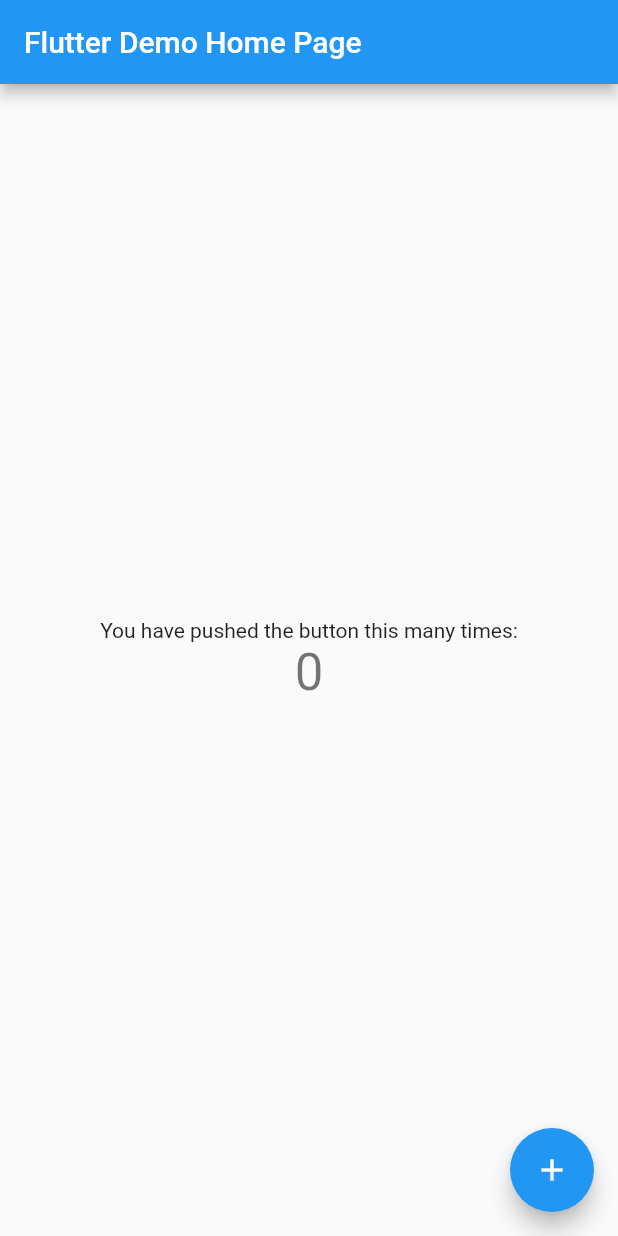
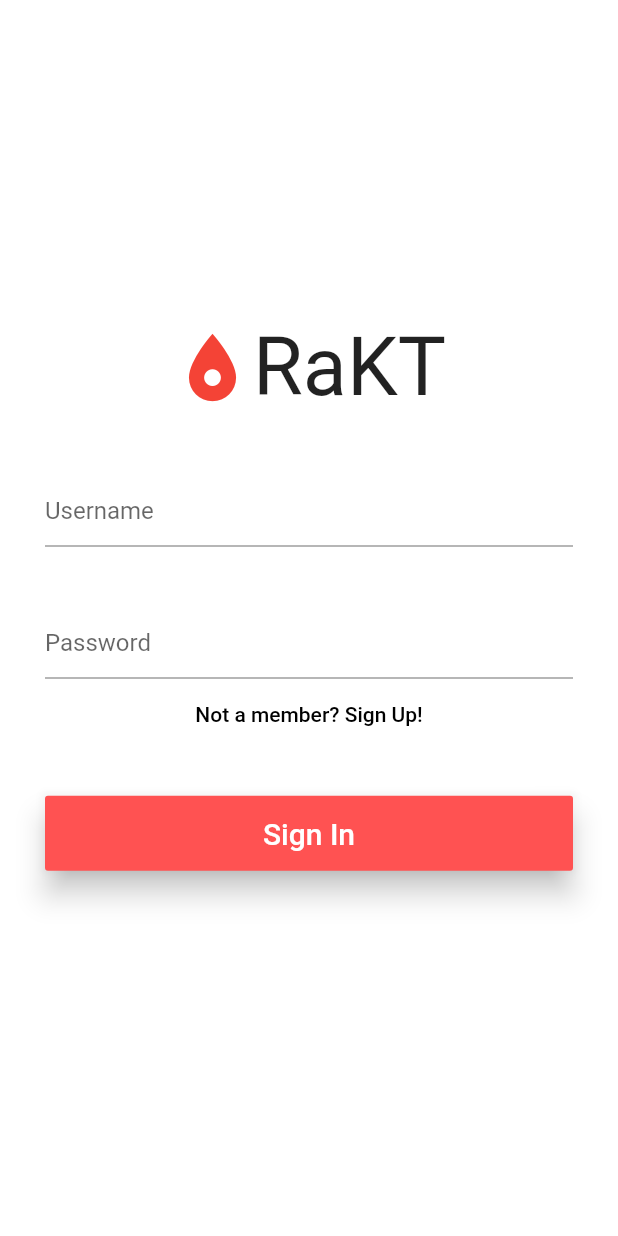
Before and after one commit to abbygriffiths/sih-rakt, a Flutter app: the screen it shows after launch, on a phone screen of 412 x 824 dp. Run offline on Flutter 3.47's test engine with Material 2 defaults, Android fonts, the phone set to English and light mode, and no system bars.

Commit message:
added login page

```diff
--- /dev/null
+++ b/lib/login.dart
@@ -0,0 +1,76 @@
+import 'package:flutter/material.dart';
+
+class LoginPage extends StatelessWidget {
+  @override
+  Widget build(BuildContext context) {
+    return Scaffold(
+      backgroundColor: Colors.white,
+      body: Center(
+        child: Column(
+          crossAxisAlignment: CrossAxisAlignment.center,
+          mainAxisAlignment: MainAxisAlignment.center,
+          children: <Widget>[
+            Row(mainAxisAlignment: MainAxisAlignment.center, children: <Widget>[
+              RotatedBox(
+                quarterTurns: 2,
+                child: Icon(
+                  Icons.place,
+                  size: 54,
+                  color: Colors.red,
+                ),
+              ),
+              Text(
+                'RaKT',
+                style: new TextStyle(fontSize: 54),
+              ),
+            ]),
+            Padding(
+              padding: new EdgeInsets.all(20),
+            ),
+            Container(
+              padding: new EdgeInsets.symmetric(horizontal: 30),
+              child: TextField(
+                decoration: new InputDecoration(hintText: 'Username'),
+              ),
+            ),
+            Padding(
+              padding: new EdgeInsets.all(20),
+            ),
+            Container(
+              padding: new EdgeInsets.symmetric(horizontal: 30),
+              child: TextField(
+                obscureText: true,
+                decoration: new InputDecoration(
+                  hintText: 'Password',
+                ),
+              ),
+            ),
+            Container(
+              child: FlatButton(
+                child: Text(
+                  'Not a member? Sign Up!',
+                  style: new TextStyle(color: Colors.black),
+                ),
+                onPressed: () {},
+              ),
+            ),
+            Container(
+              padding: new EdgeInsets.all(30),
+              child: MaterialButton(
+                onPressed: () {},
+                elevation: 8,
+                height: 50,
+                minWidth: MediaQuery.of(context).size.width,
+                color: Colors.redAccent,
+                child: Text(
+                  'Sign In',
+                  style: new TextStyle(color: Colors.white, fontSize: 20),
+                ),
+              ),
+            ),
+          ],
+        ),
+      ),
+    );
+  }
+}
--- a/lib/main.dart
+++ b/lib/main.dart
@@ -1,4 +1,5 @@
 import 'package:flutter/material.dart';
+import 'login.dart';
 
 void main() => runApp(MyApp());
 
@@ -10,7 +11,8 @@ class MyApp extends StatelessWidget {
       theme: ThemeData(
         primarySwatch: Colors.blue,
       ),
-      home: MyHomePage(title: 'Flutter Demo Home Page'),
+      debugShowCheckedModeBanner: false,
+      home: LoginPage(),
     );
   }
 }
```
